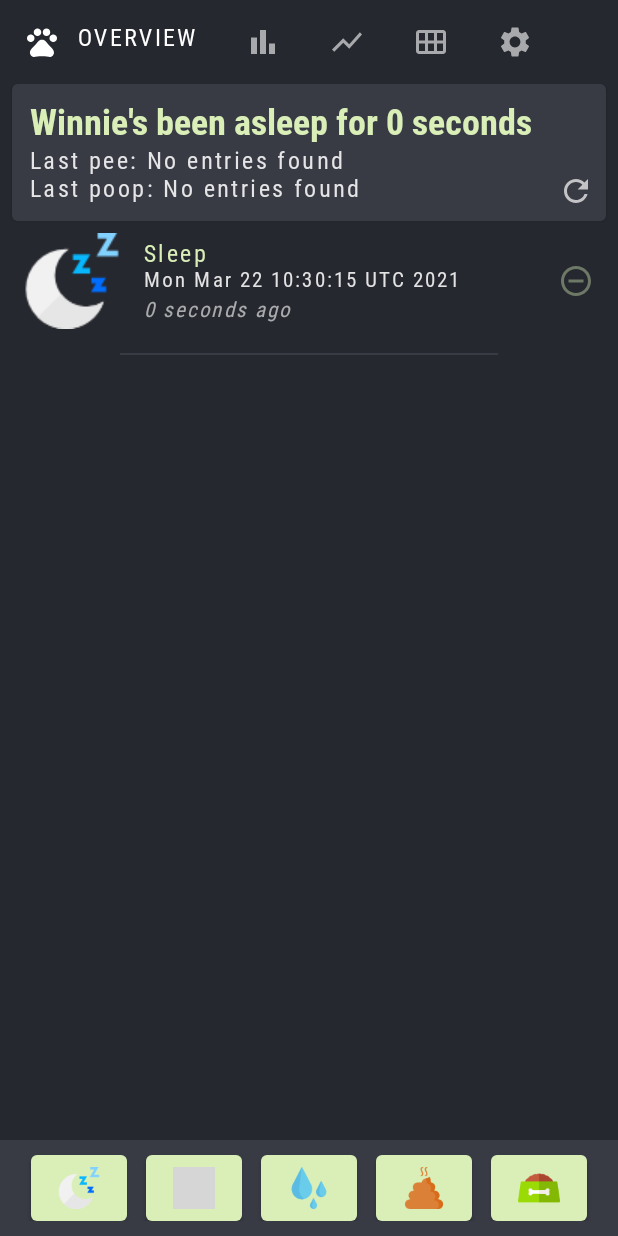
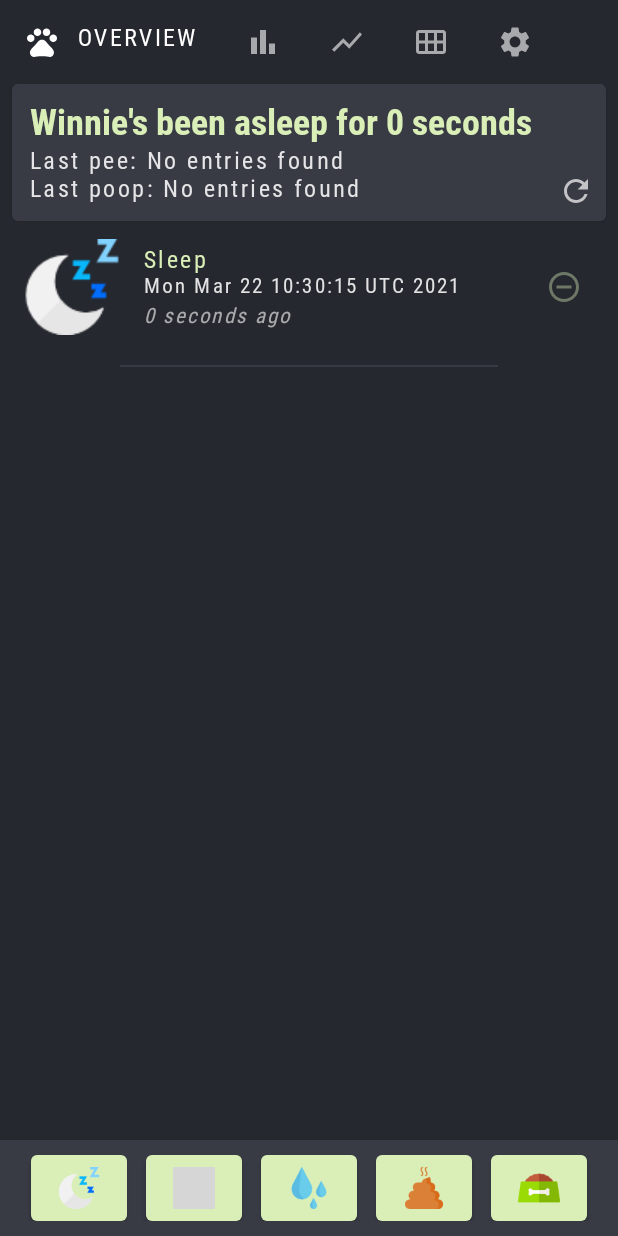
Before and after one commit to JoeParker/pawprint, an Android app built with Jetpack Compose: the screen it shows after launch (PawPrintActivity), after a tap on "Sleep", on a phone screen of 412 x 824 dp. Run offline under Robolectric (Android 15) with nearby library versions, the phone set to English and light mode, and no system bars; our stand-ins replace Room's generated code; grey boxes are pictures that could not be loaded.

Commit message:
fix helper function, increase button click area

```diff
--- a/app/src/main/java/com/joeparker/pawprint/PawPrintActivity.kt
+++ b/app/src/main/java/com/joeparker/pawprint/PawPrintActivity.kt
@@ -297,7 +297,7 @@ fun RecentInfo(currentStatus: String, timeSinceLastPee: String?, timeSinceLastPo
 
 @Composable
 fun EntryRow(entry: Entry, deleteEntry: (Entry) -> Unit, timeDifference: (Entry) -> String?) {
-    Box {
+    Box(modifier = Modifier.padding(vertical = 4.dp)) {
         Row(
             verticalAlignment = Alignment.CenterVertically,
             modifier = Modifier
@@ -332,6 +332,7 @@ fun EntryRow(entry: Entry, deleteEntry: (Entry) -> Unit, timeDifference: (Entry)
                 modifier = Modifier
                     .alpha(0.4f)
                     .clickable(onClick = { deleteEntry(entry) })
+                    .padding(8.dp) // Padding to increase the 'click area' for easier use
             )
         }
     }
@@ -343,7 +344,7 @@ fun AddEntryButton(addEntry: (Entry) -> Unit) {
 
     Button(
         onClick = {
-            addEntry(Entry(UUID.randomUUID().toString(), EntryType.Sleep, if (text.isEmpty()) null else text, Date()))
+            addEntry(Entry(type = EntryType.Sleep, notes = if (text.isEmpty()) null else text))
         }
     ) {
         TextField(
@@ -351,7 +352,7 @@ fun AddEntryButton(addEntry: (Entry) -> Unit) {
             onValueChange = {
                 // If user hits return, insert and reset, otherwise update the text state
                 text = if (it.isNotEmpty() && it.last() == '\n') {
-                    addEntry(Entry(UUID.randomUUID().toString(), EntryType.Sleep, if (text.isEmpty()) null else text, Date()))
+                    addEntry(Entry(type = EntryType.Sleep, notes = if (text.isEmpty()) null else text))
                     ""
                 } else {
                     it
--- a/app/src/main/java/com/joeparker/pawprint/util/Helper.kt
+++ b/app/src/main/java/com/joeparker/pawprint/util/Helper.kt
@@ -14,9 +14,10 @@ class Helper {
             val diffInSec: Long = TimeUnit.MILLISECONDS.toSeconds(timestamp)
 
             return when {
-                (diffInDays >= 1) -> "$diffInDays ${pluralise("day", diffInDays)} ${diffInHours - (diffInDays * 24)} ${pluralise("day", diffInHours - (diffInDays * 24))}"
+                (diffInDays >= 1) -> "$diffInDays ${pluralise("day", diffInDays)} ${diffInHours - (diffInDays * 24)} ${pluralise("hour", diffInHours - (diffInDays * 24))}"
                 (diffInHours >= 1) -> "$diffInHours ${pluralise("hour", diffInHours)} ${diffInMin - (diffInHours * 60)} ${pluralise("minute", diffInMin - (diffInHours * 60))}"
                 (diffInMin >= 1) -> "$diffInMin ${pluralise("minute", diffInMin)}"
+                //(diffInSec < 0) -> "Planned for ${timestampToReadable(-timestamp)}" // TODO handle future events or disallow - this doesn't concern this function's scope
                 else -> "$diffInSec ${pluralise("second", diffInSec)}"
             }
         }
```
